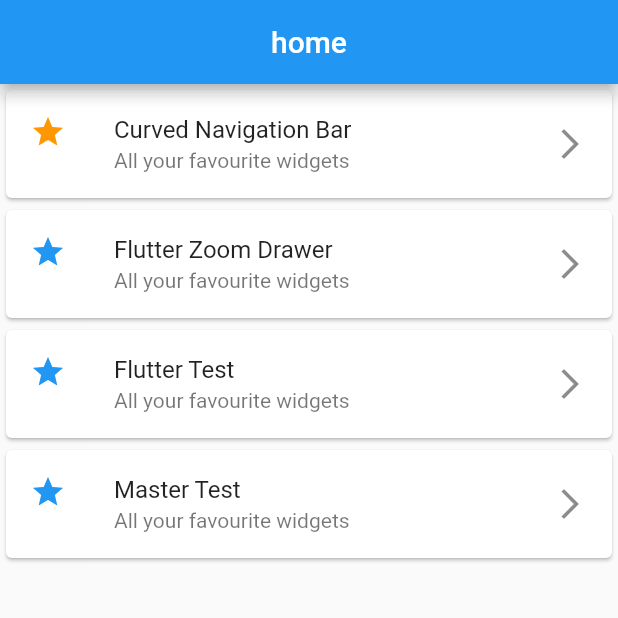
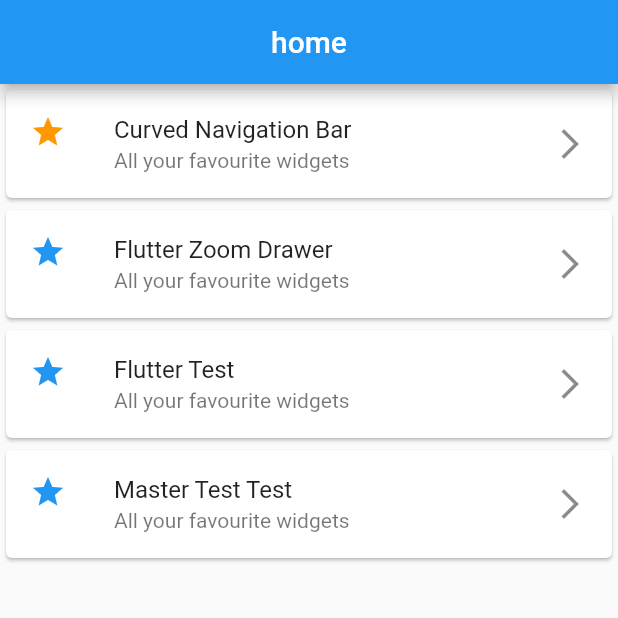
Before and after one commit to zawminhtwe-rfid/flutter-test, a Flutter app: the screen it shows after launch, on a phone screen of 412 x 824 dp, the top half of it. Run offline on Flutter 3.47's test engine with Material 2 defaults, Android fonts, the phone set to English and light mode, and no system bars; our stand-ins replace curved_navigation_bar, flutter_zoom_drawer.

Commit message:
change master

```diff
--- a/lib/homepage.dart
+++ b/lib/homepage.dart
@@ -60,7 +60,7 @@ class _HomePageState extends State<HomePage> {
           Card(
             child: ListTile(
               leading: Icon(Icons.star, color: Colors.blue),
-              title: Text('Master Test'),
+              title: Text('Master Test Test'),
               subtitle: Text('All your favourite widgets'),
               trailing: Icon(Icons.arrow_forward_ios),
               onTap: () {
```
